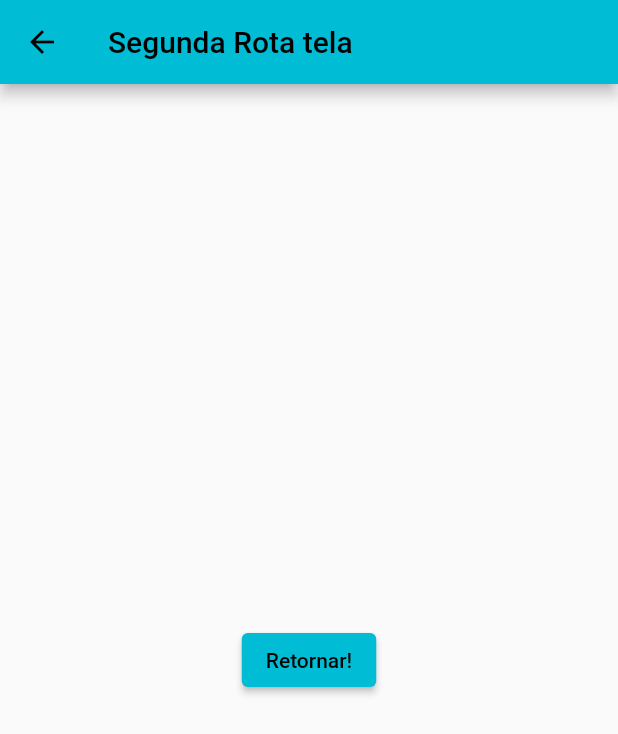
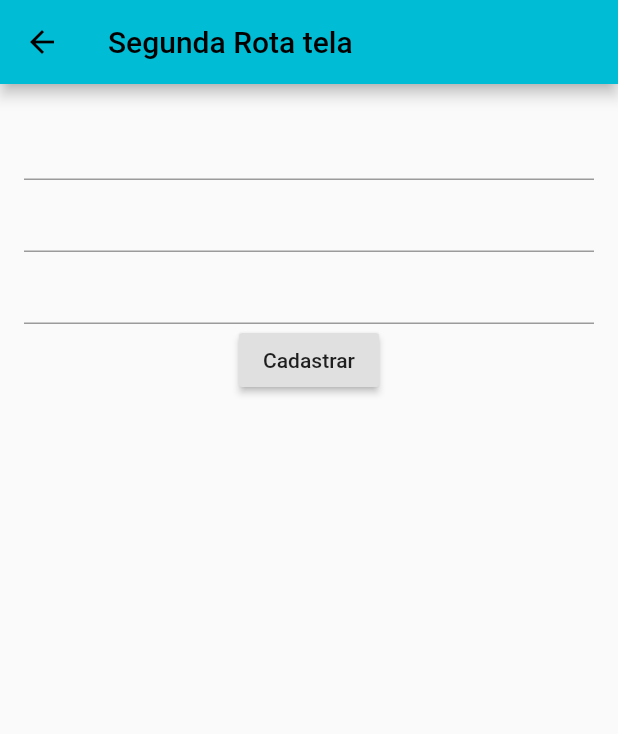
Before and after one commit to lysialeao/flutter-navigate, a Flutter app: the SegundaRota screen opened directly, on a phone screen of 412 x 824 dp. Shown: the top 734 px of the screen. Run offline on Flutter 3.47's test engine with Material 2 defaults, Android fonts, the phone set to English and light mode, and no system bars; missing offline and left inert: dart:html.

Commit message:
Starting a form in the second route

```diff
--- a/lib/main.dart
+++ b/lib/main.dart
@@ -9,14 +9,36 @@ class SegundaRota extends StatelessWidget {
       appBar: AppBar(
         title: Text('Segunda Rota tela'),
       ),
-      body: Center(
-        child: ElevatedButton(
-          onPressed: (){
-            Navigator.pop(context);
-          },
-          child: Text('Retornar!'),
+      body: Padding(
+        padding: const EdgeInsets.all(16.0),
+        child: Column(
+          children: <Widget>[
+            TextField(),
+            TextField(),
+            TextField(),
+            RaisedButton(
+              child: Text('Cadastrar'),
+              onPressed: () {},
+            )
+          ],
         ),
       ),
+
+
+
+
+      //body: Center(
+        //child: ElevatedButton(
+          //onPressed: (){
+            //Navigator.pop(context);
+          //},
+          //child: Text('Retornar!'),
+        //),
+
+      //),
+
+
+
     );
   }
 }
```
